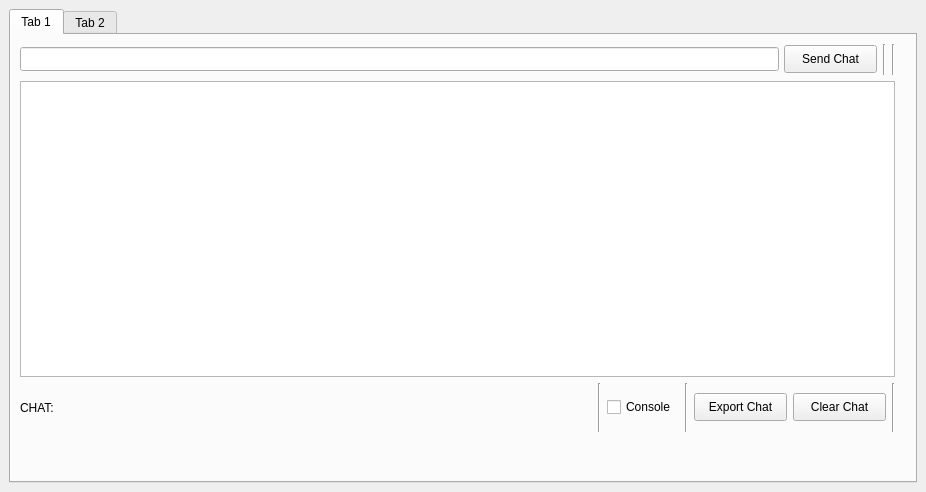
Old version of the form geoagent_dockwidget_base.ui in the repository TRON-151/GeoAgent.
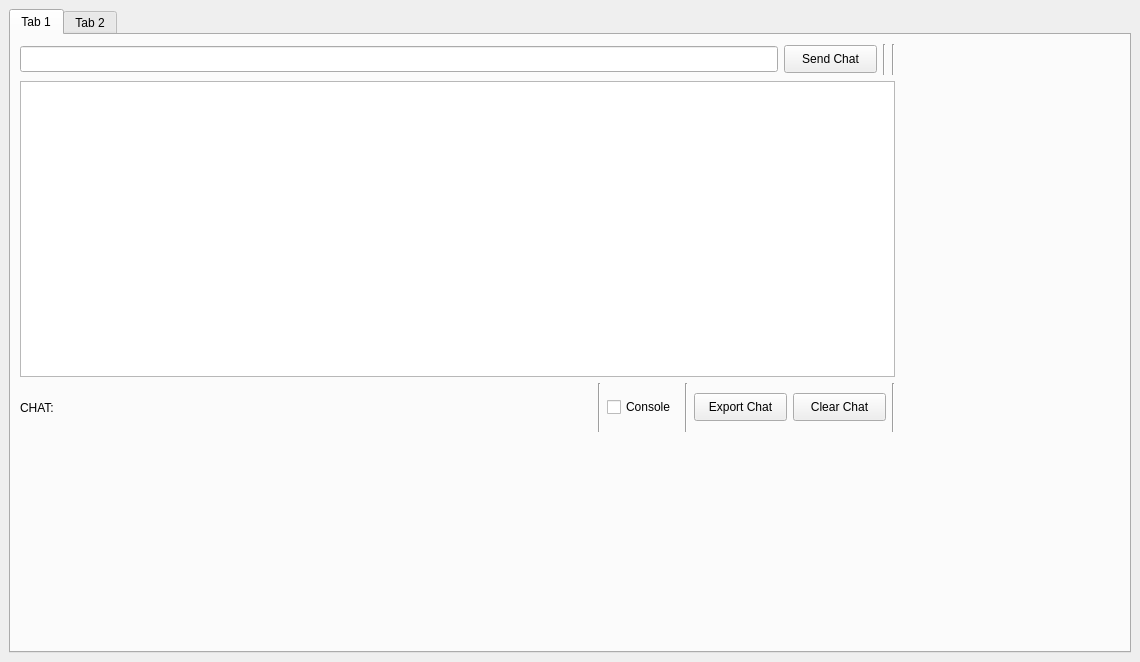
New version of the form. Custom widgets are drawn as their Qt base class.

```diff
--- a/geoagent_dockwidget_base.ui
+++ b/geoagent_dockwidget_base.ui
@@ -6,8 +6,8 @@
    <rect>
     <x>0</x>
     <y>0</y>
-    <width>926</width>
-    <height>492</height>
+    <width>1140</width>
+    <height>662</height>
    </rect>
   </property>
   <property name="windowTitle">
@@ -15,7 +15,7 @@
   </property>
   <widget class="QWidget" name="dockWidgetContents">
    <layout class="QGridLayout" name="gridLayout">
-    <item row="0" column="0">
+    <item row="0" column="1">
      <widget class="QTabWidget" name="tabWidget">
       <property name="sizePolicy">
        <sizepolicy hsizetype="Expanding" vsizetype="Expanding">
@@ -23,11 +23,11 @@
         <verstretch>0</verstretch>
        </sizepolicy>
       </property>
-      <property name="minimumSize">
-       <size>
-        <width>904</width>
-        <height>444</height>
-       </size>
+      <property name="toolTip">
+       <string>&lt;html&gt;&lt;head/&gt;&lt;body&gt;&lt;p&gt;&lt;br/&gt;&lt;/p&gt;&lt;/body&gt;&lt;/html&gt;</string>
+      </property>
+      <property name="whatsThis">
+       <string>&lt;html&gt;&lt;head/&gt;&lt;body&gt;&lt;p&gt;&lt;br/&gt;&lt;/p&gt;&lt;/body&gt;&lt;/html&gt;</string>
       </property>
       <property name="currentIndex">
        <number>0</number>
@@ -50,7 +50,9 @@
        </attribute>
        <layout class="QGridLayout" name="gridLayout_2">
         <item row="0" column="0">
-         <layout class="QHBoxLayout" name="horizontalLayout">
+         <layout class="QVBoxLayout" name="verticalLayout_2">
+          <item>
+           <layout class="QHBoxLayout" name="horizontalLayout_2">
           <item>
            <widget class="QLineEdit" name="Question_box">
             <property name="sizePolicy">
@@ -61,8 +63,14 @@
             </property>
             <property name="minimumSize">
              <size>
-              <width>759</width>
-              <height>24</height>
+                <width>480</width>
+                <height>26</height>
+               </size>
+              </property>
+              <property name="maximumSize">
+               <size>
+                <width>16777215</width>
+                <height>26</height>
              </size>
             </property>
            </widget>
@@ -80,19 +88,6 @@
             </property>
            </widget>
           </item>
-          <item>
-           <widget class="Line" name="line_3">
-            <property name="minimumSize">
-             <size>
-              <width>3</width>
-              <height>31</height>
-             </size>
-            </property>
-            <property name="orientation">
-             <enum>Qt::Vertical</enum>
-            </property>
-           </widget>
-          </item>
           <item>
            <widget class="Line" name="line_2">
             <property name="minimumSize">
@@ -106,9 +101,22 @@
             </property>
            </widget>
           </item>
-         </layout>
-        </item>
-        <item row="1" column="0">
+            <item>
+             <widget class="Line" name="line_3">
+              <property name="minimumSize">
+               <size>
+                <width>3</width>
+                <height>31</height>
+               </size>
+              </property>
+              <property name="orientation">
+               <enum>Qt::Vertical</enum>
+              </property>
+             </widget>
+            </item>
+           </layout>
+          </item>
+          <item>
          <widget class="QTextBrowser" name="textBrowser">
           <property name="sizePolicy">
            <sizepolicy hsizetype="Expanding" vsizetype="Expanding">
@@ -118,8 +126,8 @@
           </property>
          </widget>
         </item>
-        <item row="2" column="0">
-         <layout class="QHBoxLayout" name="horizontalLayout_2">
+          <item>
+           <layout class="QHBoxLayout" name="horizontalLayout_6">
           <item>
            <widget class="QLabel" name="label">
             <property name="sizePolicy">
@@ -141,19 +149,13 @@
           </item>
           <item>
            <spacer name="horizontalSpacer">
-            <property name="minimumSize">
-             <size>
-              <width>526</width>
-              <height>49</height>
-             </size>
-            </property>
             <property name="orientation">
              <enum>Qt::Horizontal</enum>
             </property>
             <property name="sizeHint" stdset="0">
              <size>
-              <width>40</width>
-              <height>20</height>
+                <width>168</width>
+                <height>46</height>
              </size>
             </property>
            </spacer>
@@ -245,6 +247,8 @@
          </layout>
         </item>
        </layout>
+        </item>
+       </layout>
       </widget>
       <widget class="QWidget" name="Parameters_tab">
        <property name="sizePolicy">
```
Left out of the diff: 47 changed lines with no effect on the pictures. Lines whose indentation alone changed are shown as unchanged.
